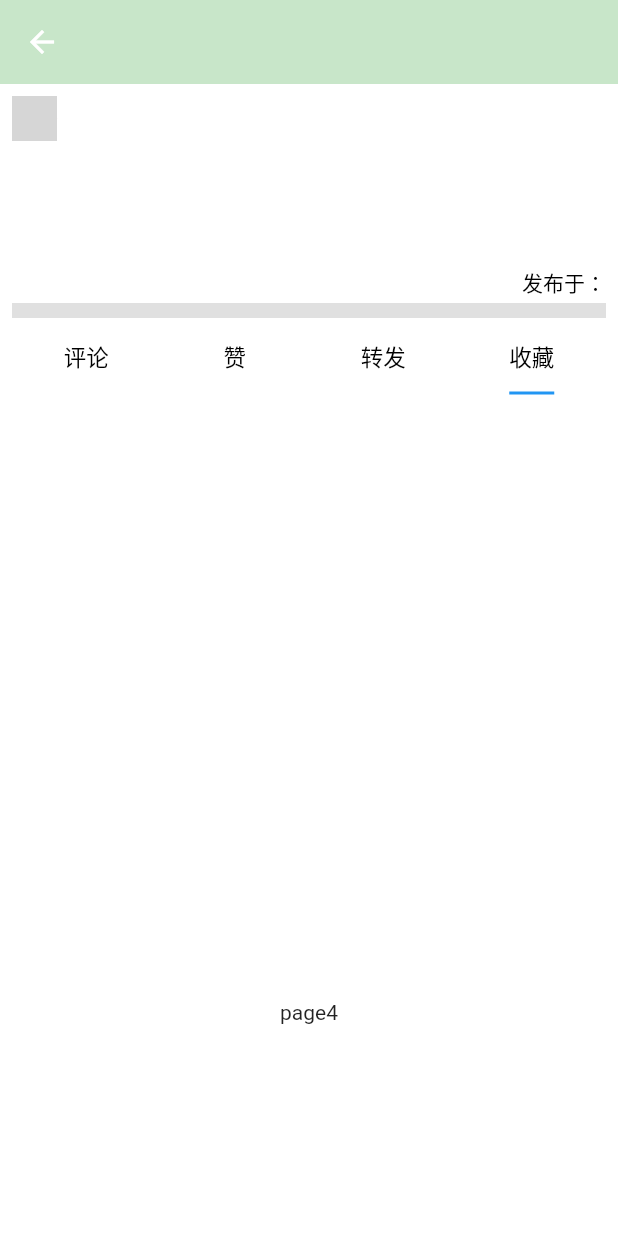
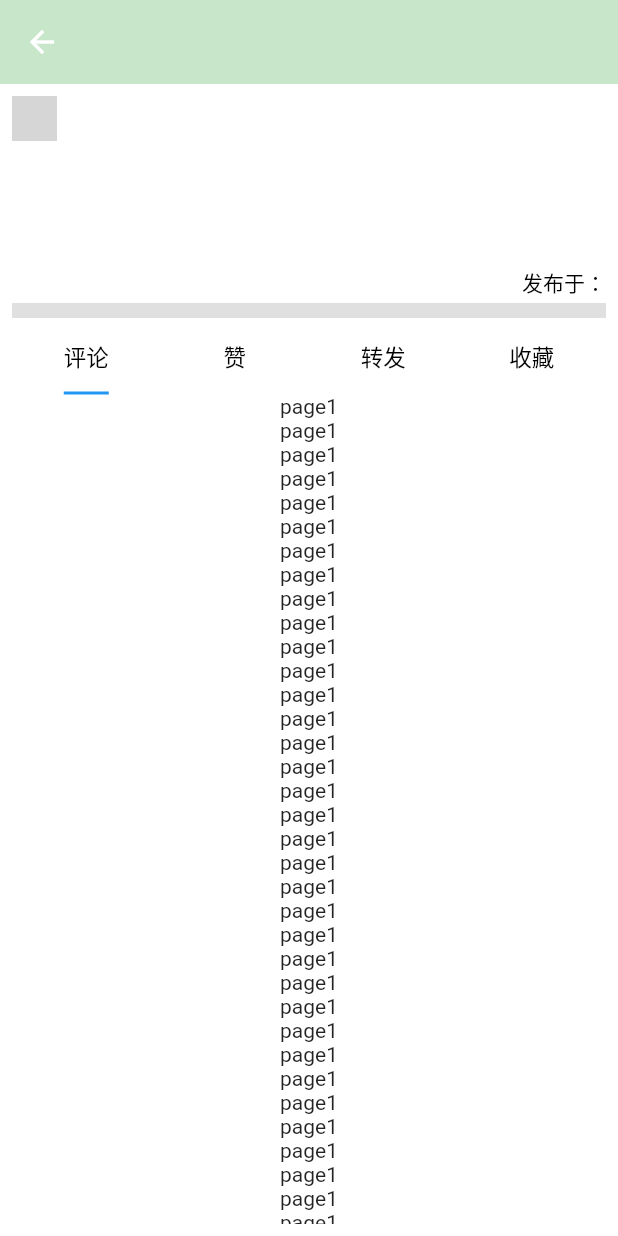
Before and after one commit to 13075239117/flutter_template, a Flutter app: the listDetail screen opened directly, on a phone screen of 412 x 824 dp. Run offline on Flutter 3.47's test engine with Material 2 defaults, Android fonts, the phone set to English and light mode, and no system bars; our stand-ins replace dio, flutter_slidable, flutter_swiper, fluttertoast, freezed_annotation, getwidget and 4 more; network calls fail; grey boxes are pictures that could not be loaded.

Commit message:
fix: F20

```diff
--- a/template_1/lib/pages/HomePage/listDetail_joko/index.dart
+++ b/template_1/lib/pages/HomePage/listDetail_joko/index.dart
@@ -2,6 +2,7 @@ import 'dart:convert';
 
 import 'package:dio/dio.dart';
 import 'package:flutter/material.dart';
+import 'package:getwidget/components/sticky_header/gf_sticky_header_builder.dart';
 import 'package:hooks_riverpod/hooks_riverpod.dart';
 import 'package:template_1/models/test.dart';
 import 'package:template_1/services/request.dart';
@@ -37,7 +38,11 @@ class _listDetailState extends ConsumerState<listDetail>
     //   _detail();
     // });
     super.initState();
-    _tabController = TabController(length: 4, vsync: this);
+    _tabController = TabController(length: 4, vsync: this)
+      ..addListener(() {
+        print("咩");
+        print(_tabController.index);
+      });
     _scrollController = ScrollController();
     _pageController = PageController(
       initialPage: 4,
@@ -168,35 +173,91 @@ class _listDetailState extends ConsumerState<listDetail>
                       ),
                     )
                   ]),
+              // ConstrainedBox(
+              //   constraints: BoxConstraints(
+              //       maxHeight: MediaQuery.of(context).size.height),
+              //   child: NestedScrollView(
+              //     headerSliverBuilder:
+              //         (BuildContext context, bool innerBoxIsScrolled) {
+              //       return <Widget>[
+              //         SliverOverlapAbsorber(
+              //           handle: NestedScrollView.sliverOverlapAbsorberHandleFor(
+              //               context),
+              //           sliver: SliverAppBar(
+              //             // This is the title in the app bar.
+              //             pinned: true,
+              //             forceElevated: innerBoxIsScrolled,
+              //             bottom: TabBar(
+              //               controller: _tabController,
+              //               // These are the widgets to put in each tab in the tab bar.
+              //               tabs: [
+              //                 Tab(
+              //                   child: Text(
+              //                     "评论",
+              //                     style: TextStyle(
+              //                         color: Colors.black, fontSize: 15),
+              //                   ),
+              //                 ),
+              //                 Tab(
+              //                   child: Text(
+              //                     "赞",
+              //                     style: TextStyle(
+              //                         color: Colors.black, fontSize: 15),
+              //                   ),
+              //                 ),
+              //                 Tab(
+              //                   child: Text(
+              //                     "转发",
+              //                     style: TextStyle(
+              //                         color: Colors.black, fontSize: 15),
+              //                   ),
+              //                 ),
+              //                 Tab(
+              //                   child: Text(
+              //                     "收藏",
+              //                     style: TextStyle(
+              //                         color: Colors.black, fontSize: 15),
+              //                   ),
+              //                 )
+              //               ],
+              //             ),
+              //           ),
+              //         ),
+              //       ];
+              //     },
+              //     body: TabBarView(controller: _tabController, children: [
+              //       ListView.builder(
+              //         // controller: _scrollController,
+              //         physics: const NeverScrollableScrollPhysics(),
+              //         itemCount: 50,
+              //         itemBuilder: (BuildContext context, int index) {
+              //           return Container(child: Center(child: Text("page1")));
+              //         },
+              //       ),
+              //       // Container(child: Center(child: Text("page1"))),
+              //       Container(child: Text("page2")),
+              //       Container(child: Text("page3")),
+              //       Container(child: Text("page4")),
+              //     ]),
+              //   ),
+              // ),
               Container(
                 constraints: BoxConstraints(
                     maxHeight: MediaQuery.of(context).size.height),
-                child: Column(
-                  children: [
-                    Expanded(
-                      child: PageView(
-                          onPageChanged: (value) {
-                            _tabController.animateTo(value);
-                          },
-                          controller: _pageController,
-                          children: [
+                child: TabBarView(controller: _tabController, children: [
                   ListView.builder(
                     // controller: _scrollController,
                     physics: const NeverScrollableScrollPhysics(),
-                              itemCount: 100,
+                    itemCount: 50,
                     itemBuilder: (BuildContext context, int index) {
-                                return Container(
-                                    child: Center(child: Text("page1")));
+                      return Container(child: Center(child: Text("page1")));
                     },
                   ),
                   // Container(child: Center(child: Text("page1"))),
-                            Container(child: Text("page2")),
-                            Container(child: Center(child: Text("page3"))),
-                            Container(child: Center(child: Text("page4"))),
+                  Container(child: Text("暂无数据", textAlign: TextAlign.center)),
+                  Container(child: Text("page3")),
+                  Container(child: Text("page4")),
                 ]),
-                    ),
-                  ],
-                ),
               )
               // Text(result.saying)
             ],
```
Lines whose indentation alone changed are shown as unchanged.
